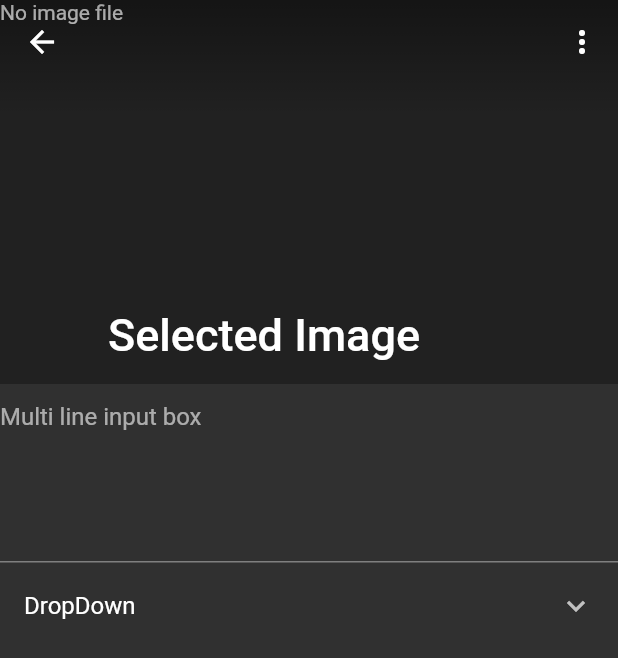
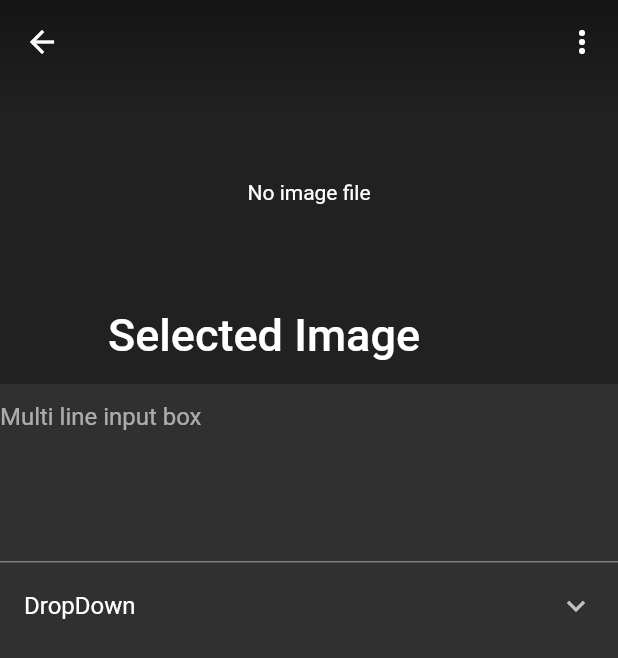
Before and after one commit to trivenews/mobile, a Flutter app: the ScreenShotPreview screen opened directly, on a phone screen of 412 x 824 dp. Shown: the top 658 px of the screen. Run offline on Flutter 3.47's test engine with Material 2 defaults, Android fonts, the phone set to English and light mode, and no system bars; our stand-ins replace image_picker.

Commit message:
add selectedImageFile in Globals

```diff
--- a/lib/globals.dart
+++ b/lib/globals.dart
@@ -11,4 +11,5 @@ class TriveImagePicker {
 
 class Globals {
   static TriveImagePicker imagePicker = new TriveImagePicker();
+  static File selectedImageFile;
 }
--- a/lib/routes.dart
+++ b/lib/routes.dart
@@ -9,7 +9,7 @@ typedef Widget WidgetWithArgs([Map<String, dynamic> params]);
 final Map<Screen, WidgetWithArgs> appRoutes = <Screen, WidgetWithArgs>{
   Screen.MainScreen: ([Map<String, dynamic> params]) => new MainScreen(),
   Screen.ScreenShotPreviewScreen: ([Map<String, dynamic> params]) =>
-      new ScreenShotPreview(params),
+      new ScreenShotPreview(),
 };
 
 enum Screen { MainScreen, ScreenShotPreviewScreen }
--- a/lib/screens/screenshot_preview_screen.dart
+++ b/lib/screens/screenshot_preview_screen.dart
@@ -1,26 +1,24 @@
 import 'package:flutter/material.dart';
 import 'dart:io';
+import 'package:trive/globals.dart';
 
 class ScreenShotPreview extends StatefulWidget {
   static const String routeName = '/screenshots/preview';
-  final File file;
-  ScreenShotPreview([Map<String, dynamic> params = const {}])
-      : file = params['file']?.runtimeType == File ? params['file'] : null;
-
+  final File imageFile;
+  ScreenShotPreview([this.imageFile]);
   @override
-  ScreenShotPreviewState createState() => new ScreenShotPreviewState(file);
+  ScreenShotPreviewState createState() => new ScreenShotPreviewState();
 }
 
 enum AppBarBehavior { normal, pinned, floating, snapping }
 
 class ScreenShotPreviewState extends State<ScreenShotPreview> {
   final double _appBarHeight = 256.0;
-  File file;
-  ScreenShotPreviewState(this.file);
 
   Widget showImage() {
+    File file = widget.imageFile ?? Globals.selectedImageFile;
     if (file == null) {
-      return new Text('No image file');
+      return new Center(child: new Text('No image file'));
     }
     return new Image.file(file);
   }
```
Also changed, not shown: lib/screens/main_screen.dart (+13 -8 lines).
